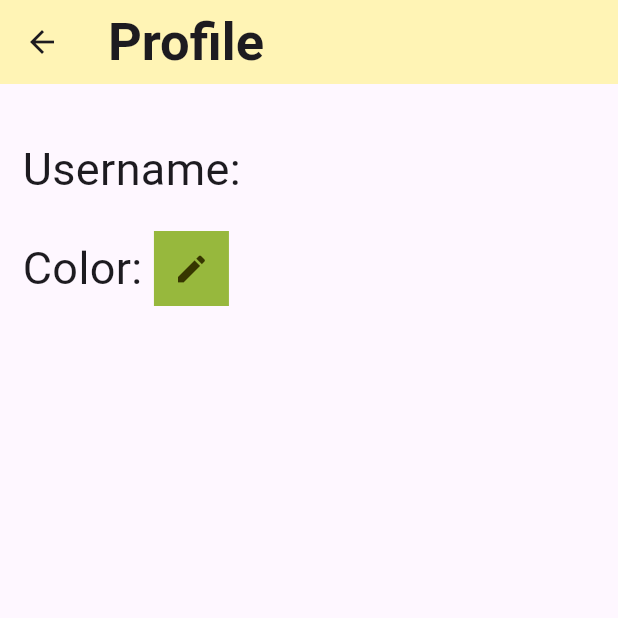
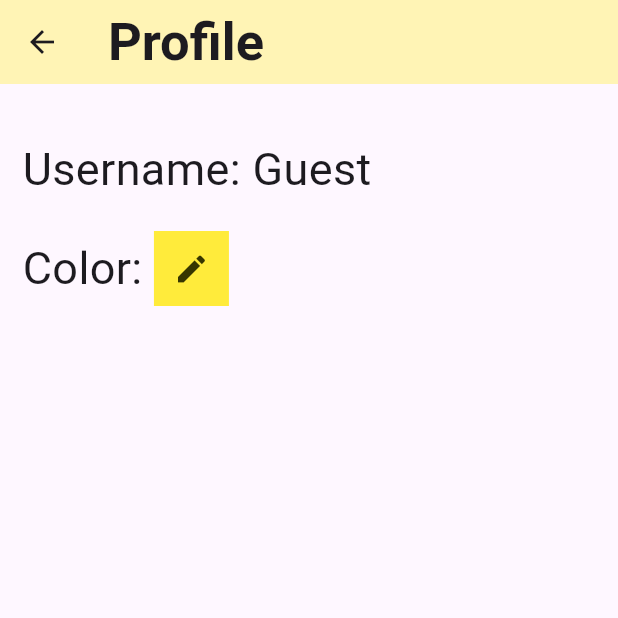
Before and after one commit to kbgrizb/Busy_Bees, a Flutter app: the screen it shows after launch, after a tap on "Profile", on a phone screen of 412 x 824 dp, the top half of it. Run offline on Flutter 3.47's test engine with Material 3 defaults, Android fonts, the phone set to English and light mode, and no system bars; our stand-ins replace cloud_firestore, firebase_auth, firebase_core, flutter_colorpicker, go_router, google_fonts and 1 more; missing offline and left inert: firebase_ui_auth; accounts and stored records are empty.

Commit message:
Linked everything together

```diff
--- a/flutter_application_1/lib/app_state.dart
+++ b/flutter_application_1/lib/app_state.dart
@@ -9,6 +9,15 @@ import 'firebase_options.dart';
 class ApplicationState extends ChangeNotifier {
   ApplicationState() {
     init();
+  }
+
+  // Added storage for colors, default is yellow
+  Color _currentColor = Colors.yellow;
+  Color get currentColor => _currentColor;
+
+  void updateProfileColor(Color newColor) {
+    _currentColor = newColor;
+    notifyListeners();
   }
 
   bool _loggedIn = false;
--- a/flutter_application_1/lib/calendar_page.dart
+++ b/flutter_application_1/lib/calendar_page.dart
@@ -96,6 +96,8 @@ class _CalendarPageState extends State<CalendarPage> {
 
   @override
   Widget build(BuildContext context) {
+    final currentColor = context.watch<ApplicationState>().currentColor;
+
     return Scaffold(
         appBar: AppBar(
           title: const Text('BusyBees'),
@@ -186,16 +188,16 @@ class _CalendarPageState extends State<CalendarPage> {
               firstDay: DateTime.utc(2024, 1, 1),
               lastDay: DateTime.utc(2030, 12, 31),
               focusedDay: _focusedDay,
-              calendarStyle: const CalendarStyle(
-                  defaultTextStyle: TextStyle(color: Colors.orange),
-                  weekendTextStyle: TextStyle(color: Colors.amber),
+              calendarStyle: CalendarStyle(
+                  defaultTextStyle: const TextStyle(color: Colors.orange),
+                  weekendTextStyle: const TextStyle(color: Colors.amber),
+                  // Changed to reflect chosen color
                   todayDecoration: BoxDecoration(
-                      color: Colors.yellow, shape: BoxShape.circle),
+                      color: currentColor, shape: BoxShape.circle),
                   selectedDecoration: BoxDecoration(
-                      color: Color.fromARGB(255, 236, 21, 150),
-                      shape: BoxShape.circle),
+                      color: currentColor, shape: BoxShape.circle),
                   markerDecoration: BoxDecoration(
-                      color: Colors.orange, shape: BoxShape.circle)),
+                      color: currentColor, shape: BoxShape.circle)),
               eventLoader: _getEventsForDay,
               selectedDayPredicate: (day) {
                 return isSameDay(_selectedDay, day);
@@ -236,21 +238,21 @@ class _CalendarPageState extends State<CalendarPage> {
               child: Row(
                 mainAxisAlignment: MainAxisAlignment.start,
                 children: [
+                  // Profile Button
                   ElevatedButton.icon(
                     onPressed: () async {
                       final currentUser = FirebaseAuth.instance.currentUser;
                       final username = currentUser?.displayName ?? "Guest";
-
                       await Navigator.of(context).push(
                         MaterialPageRoute(
                             builder: (context) => ProfileScreen(
-                                username: username,
-                                userColor: Color.fromARGB(255, 151, 184, 61))),
+                                username: username, userColor: currentColor)),
                       );
                     },
                     icon: const Icon(Icons.person),
                     label: const Text('Profile'),
                   ),
+                  // Moved Upcoming Events button
                   const SizedBox(width: 35.0),
                   ElevatedButton(
                     onPressed: () async {
--- a/flutter_application_1/lib/main.dart
+++ b/flutter_application_1/lib/main.dart
@@ -5,19 +5,17 @@
 import 'package:firebase_core/firebase_core.dart';
 import 'package:firebase_ui_auth/firebase_ui_auth.dart'; // new
 import 'package:flutter/material.dart';
-import 'package:go_router/go_router.dart';               // new
+import 'package:go_router/go_router.dart'; // new
 import 'package:google_fonts/google_fonts.dart';
-import 'package:provider/provider.dart';                 // new
+import 'package:provider/provider.dart'; // new
 
-import 'app_state.dart';                                 // new
+import 'app_state.dart'; // new
 import 'calendar_page.dart';
 
-
-
-void main() {
+Future<void> main() async {
   // Modify from here...
   WidgetsFlutterBinding.ensureInitialized();
-  Firebase.initializeApp();
+  await Firebase.initializeApp();
   runApp(ChangeNotifierProvider(
     create: (context) => ApplicationState(),
     builder: ((context, child) => const App()),
--- a/flutter_application_1/lib/profile_screen.dart
+++ b/flutter_application_1/lib/profile_screen.dart
@@ -26,17 +26,18 @@ class _ProfileScreenState extends State<ProfileScreen> {
     currentColor = widget.userColor;
   }
 
+  // Triggers color picker
   Future<void> _pickColor() async {
-    currentColor = context.read<ApplicationState>().currentColor;
     final newColor = await showDialog<Color>(
       context: context,
       builder: (context) => ProfileColorPicker(initialColor: currentColor),
     );
-
     if (newColor != null) {
       setState(() {
         currentColor = newColor;
       });
+      // Updates the color in the app state
+      context.read<ApplicationState>().updateProfileColor(newColor);
     }
   }
 
```
Also changed, not shown: flutter_application_1/lib/profile_colorpicker.dart (+10 -6 lines).
